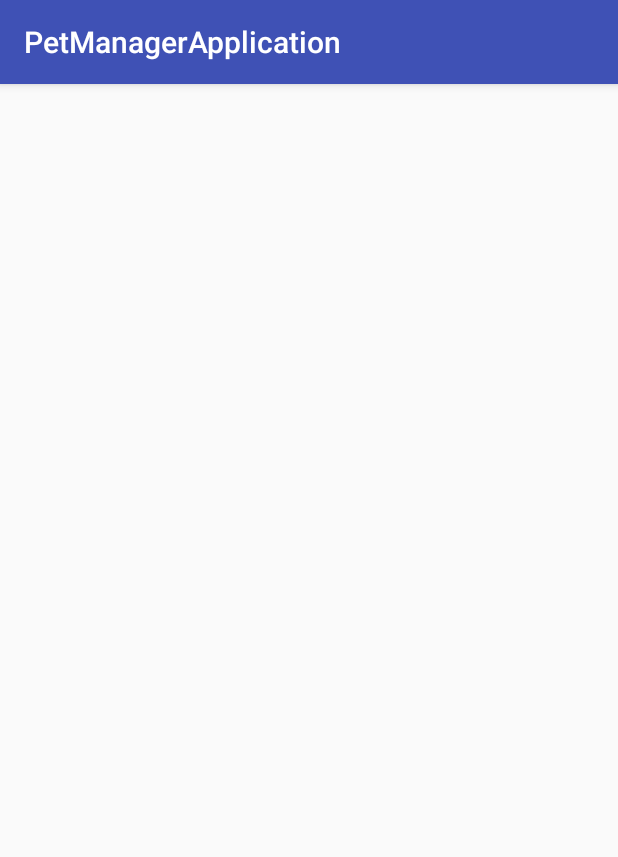
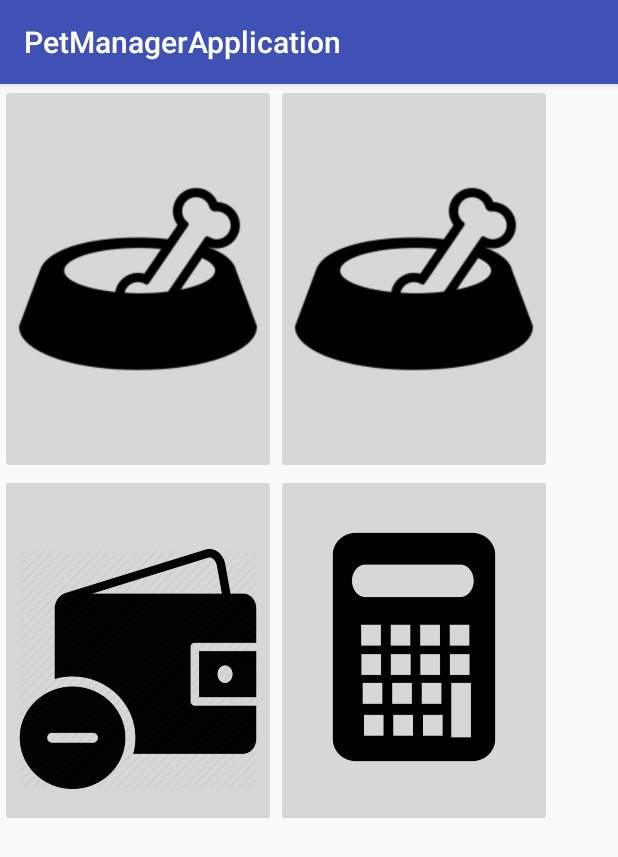
Before and after one commit to will1467/PetManagerApplication, an Android app: the PetActivity screen opened directly, with no data from a screen before it, on a phone screen of 412 x 824 dp. Shown: the top 857 px of the screen. Run offline under Robolectric (Android 15) with nearby library versions, the phone set to English and light mode, and no system bars.

Commit message:
added pet tasks menu

```diff
--- a/app/build.gradle
+++ b/app/build.gradle
@@ -27,5 +27,6 @@ dependencies {
     compile 'com.android.support:appcompat-v7:25.3.1'
     compile 'com.android.support.constraint:constraint-layout:1.0.2'
     compile 'com.android.support:design:25.3.1'
+    compile 'com.google.code.gson:gson:2.7'
     testCompile 'junit:junit:4.12'
 }
--- a/app/src/main/AndroidManifest.xml
+++ b/app/src/main/AndroidManifest.xml
@@ -19,7 +19,10 @@
                 <category android:name="android.intent.category.LAUNCHER" />
             </intent-filter>
         </activity>
-        <activity android:name=".PetActivity"></activity>
+        <activity android:name=".PetActivity" />
+        <activity android:name=".FeedingActivity" />
+        <activity android:name=".CalculatorActivity" />
+        <activity android:name=".expensesActivity"></activity>
     </application>
 
 </manifest>
--- a/app/src/main/java/com/example/williamrussa3/petmanagerapplication/PetActivity.java
+++ b/app/src/main/java/com/example/williamrussa3/petmanagerapplication/PetActivity.java
@@ -1,13 +1,53 @@
 package com.example.williamrussa3.petmanagerapplication;
 
+import android.content.Intent;
 import android.support.v7.app.AppCompatActivity;
 import android.os.Bundle;
+import android.view.View;
+import android.widget.ImageButton;
 
 public class PetActivity extends AppCompatActivity {
+
+    private Pet mPet;
 
     @Override
     protected void onCreate(Bundle savedInstanceState) {
         super.onCreate(savedInstanceState);
         setContentView(R.layout.activity_pet);
+        mPet = getIntent().getParcelableExtra("pet_object");
+
+        ImageButton petFeed = (ImageButton)findViewById(R.id.pet_feed);
+
+        petFeed.setOnClickListener(new View.OnClickListener() {
+            @Override
+            public void onClick(View v) {
+                Intent petIntent = new Intent(getApplicationContext(), FeedingActivity.class);
+                petIntent.putExtra("pet_object",mPet);
+                startActivity(petIntent);
+            }
+        });
+
+        ImageButton foodCalculator = (ImageButton) findViewById(R.id.food_calculator);
+
+        foodCalculator.setOnClickListener(new View.OnClickListener() {
+            @Override
+            public void onClick(View v) {
+                Intent petIntent = new Intent(getApplicationContext(), CalculatorActivity.class);
+                petIntent.putExtra("pet_object",mPet);
+                startActivity(petIntent);
+            }
+        });
+
+        ImageButton expensesLog = (ImageButton) findViewById(R.id.expenses_log);
+
+        expensesLog.setOnClickListener(new View.OnClickListener() {
+            @Override
+            public void onClick(View v) {
+                Intent petIntent = new Intent(getApplicationContext(), expensesActivity.class);
+                petIntent.putExtra("pet_object",mPet);
+                startActivity(petIntent);
+            }
+        });
+
     }
 }
--- a/app/src/main/res/layout/activity_pet.xml
+++ b/app/src/main/res/layout/activity_pet.xml
@@ -6,4 +6,59 @@
     android:layout_height="match_parent"
     tools:context="com.example.williamrussa3.petmanagerapplication.PetActivity">
 
+    <TableLayout
+        android:layout_width="368dp"
+        android:layout_height="495dp"
+        tools:layout_editor_absoluteY="8dp"
+        tools:layout_editor_absoluteX="8dp">
+
+        <TableRow
+            android:layout_width="match_parent"
+            android:layout_height="match_parent"
+            android:orientation="horizontal">
+
+            <ImageButton
+                android:id="@+id/pet_feed"
+                android:layout_width="match_parent"
+                android:layout_height="match_parent"
+                android:layout_weight="1"
+                android:scaleType="fitStart"
+                android:paddingTop="50dp"
+                app:srcCompat="@drawable/pet_feeding" />
+
+            <ImageButton
+                android:id="@+id/pet_walk"
+                android:layout_width="match_parent"
+                android:layout_height="match_parent"
+                android:layout_weight="1"
+                android:scaleType="fitEnd"
+                android:paddingBottom="50dp"
+                app:srcCompat="@drawable/pet_feeding" />
+        </TableRow>
+
+        <TableRow
+            android:layout_width="match_parent"
+            android:layout_height="match_parent" >
+
+            <ImageButton
+                android:id="@+id/expenses_log"
+                android:layout_width="match_parent"
+                android:layout_height="match_parent"
+                android:layout_weight="1"
+                app:srcCompat="@drawable/expenses_log"
+                android:scaleType="fitStart"
+                android:paddingTop="50dp"
+                tools:layout_width="match_parent" />
+
+            <ImageButton
+                android:id="@+id/food_calculator"
+                android:layout_width="match_parent"
+                android:layout_height="match_parent"
+                android:layout_weight="1"
+                android:scaleType="fitEnd"
+                android:paddingBottom="40dp"
+                app:srcCompat="@drawable/calculator" />
+        </TableRow>
+
+    </TableLayout>
 </android.support.constraint.ConstraintLayout>
```
Also changed, not shown: app/src/main/java/com/example/williamrussa3/petmanagerapplication/CalculatorActivity.java (added, +17 -0 lines), app/src/main/java/com/example/williamrussa3/petmanagerapplication/FeedingActivity.java (added, +16 -0 lines), app/src/main/java/com/example/williamrussa3/petmanagerapplication/MainActivity.java (+5 -3 lines), app/src/main/java/com/example/williamrussa3/petmanagerapplication/Pet.java (+34 -4 lines), app/src/main/java/com/example/williamrussa3/petmanagerapplication/expensesActivity.java (added, +16 -0 lines), app/src/main/res/layout/activity_calculator.xml (added, +9 -0 lines), app/src/main/res/layout/activity_expenses.xml (added, +9 -0 lines), app/src/main/res/layout/activity_feeding.xml (added, +9 -0 lines), app/src/main/res/drawable/calculator.png (added), app/src/main/res/drawable/expenses_log.png (added), app/src/main/res/drawable/pet_feeding.png (added), app/src/main/res/drawable/pet_walking.png (added).
